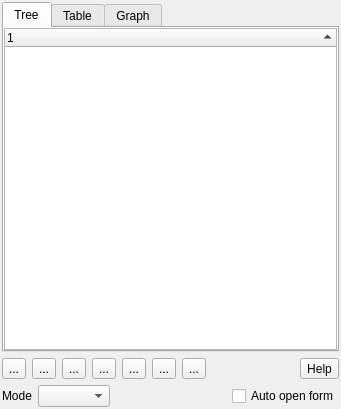
qgis/QGIS, file src/ui/qgsidentifyresultsbase.ui: the form before one commit.
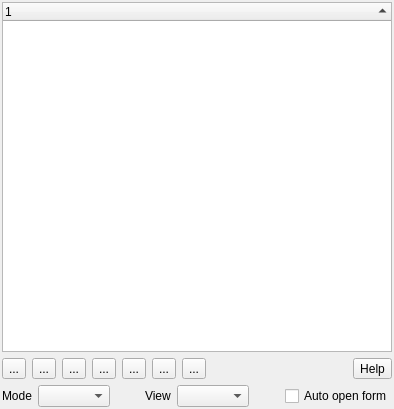
The form after the commit. Icons and pictures are not drawn. Custom widgets are drawn as their Qt base class.

Commit message: identify results dialog: use combo box instead of tabbed widget for view mode (rasters only) and add tooltips for identify mode and view mode (#10376)

Diff of the .ui file:
```diff
--- a/src/ui/qgsidentifyresultsbase.ui
+++ b/src/ui/qgsidentifyresultsbase.ui
@@ -6,7 +6,7 @@
    <rect>
     <x>0</x>
     <y>0</y>
-    <width>341</width>
+    <width>394</width>
     <height>409</height>
    </rect>
   </property>
@@ -18,14 +18,8 @@
     <number>2</number>
    </property>
    <item>
-    <widget class="QTabWidget" name="tabWidget">
-     <property name="currentIndex">
-      <number>0</number>
-     </property>
-     <widget class="QWidget" name="treeTab">
-      <attribute name="title">
-       <string>Tree</string>
-      </attribute>
+    <widget class="QStackedWidget" name="stackedWidget">
+     <widget class="QWidget" name="stackedWidgetPage1" native="true">
       <layout class="QVBoxLayout" name="verticalLayout">
        <property name="spacing">
         <number>0</number>
@@ -53,10 +47,7 @@
        </item>
       </layout>
      </widget>
-     <widget class="QWidget" name="tableTab">
-      <attribute name="title">
-       <string>Table</string>
-      </attribute>
+     <widget class="QWidget" name="stackedWidgetPage2" native="true">
       <layout class="QVBoxLayout" name="verticalLayout_2">
        <property name="spacing">
         <number>0</number>
@@ -96,10 +87,7 @@
        </item>
       </layout>
      </widget>
-     <widget class="QWidget" name="plotTab">
-      <attribute name="title">
-       <string>Graph</string>
-      </attribute>
+     <widget class="QWidget" name="stackedWidgetPage3" native="true">
       <layout class="QVBoxLayout" name="verticalLayout_3">
        <item>
         <widget class="QwtPlot" name="mPlot"/>
@@ -273,6 +261,32 @@
        </property>
       </spacer>
      </item>
+     <item>
+      <widget class="QLabel" name="lblViewMode">
+       <property name="toolTip">
+        <string>Select view mode for raster layers</string>
+       </property>
+       <property name="text">
+        <string>View</string>
+       </property>
+      </widget>
+     </item>
+     <item>
+      <widget class="QComboBox" name="cmbViewMode"/>
+     </item>
+     <item>
+      <spacer name="horizontalSpacer_2">
+       <property name="orientation">
+        <enum>Qt::Horizontal</enum>
+       </property>
+       <property name="sizeHint" stdset="0">
+        <size>
+         <width>40</width>
+         <height>20</height>
+        </size>
+       </property>
+      </spacer>
+     </item>
      <item>
       <widget class="QCheckBox" name="cbxAutoFeatureForm">
        <property name="text">
```
Left out of the diff: 5 changed lines with no effect on the pictures. The commit also changes 3 other files.
